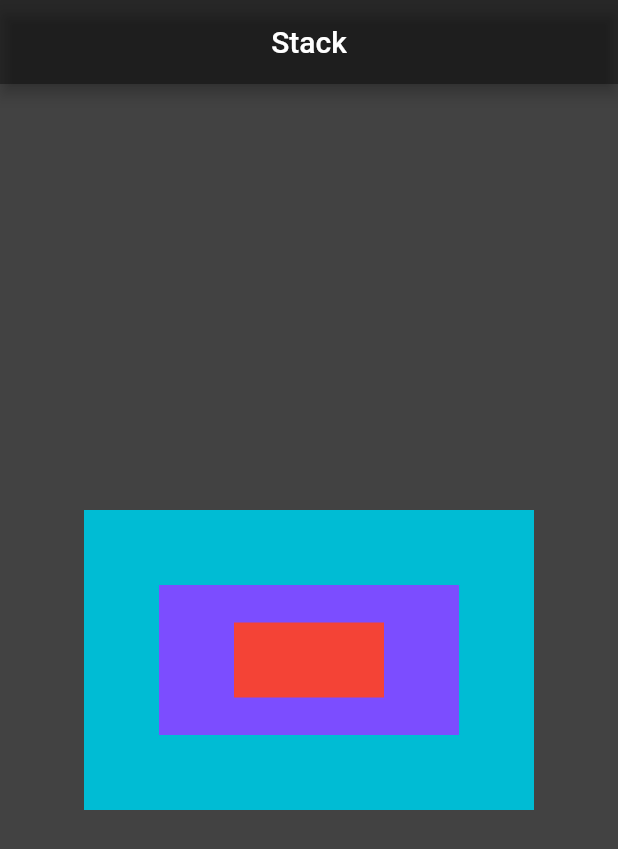
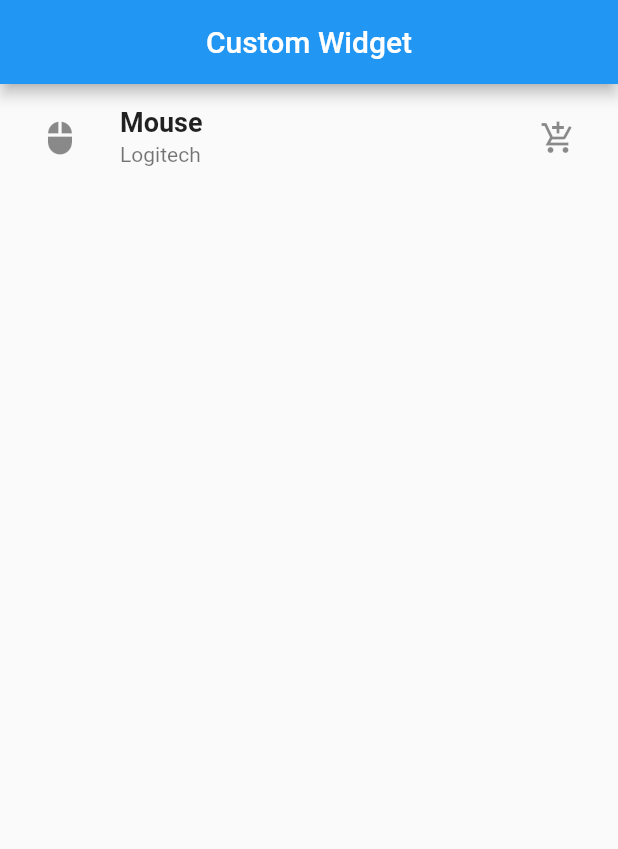
Before and after one commit to theeeep/Flutter-Basic-App, a Flutter app: the screen it shows after launch, on a phone screen of 412 x 824 dp. Shown: the top 849 px of the screen. Run offline on Flutter 3.47's test engine with Material 2 defaults, Android fonts, the phone set to English and light mode, and no system bars.

Commit message:
Stateless Widget Complete

```diff
--- a/lib/main.dart
+++ b/lib/main.dart
@@ -4,6 +4,7 @@
 import 'package:basic_app/screens/RowCol.dart';
 import 'package:basic_app/screens/FloatActnBtn.dart';
 import 'package:basic_app/screens/Stack.dart';
+import 'package:basic_app/screens/CustomWidg.dart';
 import 'screens/ListView.dart';
 
 // import 'screens/Appbar.dart';
@@ -22,6 +23,6 @@ class MyApp extends StatelessWidget {
         title: "My FLutter App",
         themeMode: ThemeMode.system,
         debugShowCheckedModeBanner: false,
-        home: StackPos());
+        home: CustWidgt());
   }
 }
--- /dev/null
+++ b/lib/screens/CustomWidg.dart
@@ -0,0 +1,34 @@
+import 'package:flutter/material.dart';
+
+class CustWidgt extends StatelessWidget {
+  const CustWidgt({super.key});
+
+  @override
+  Widget build(BuildContext context) {
+    return Scaffold(
+      appBar: AppBar(
+        title: Text("Custom Widget"),
+        centerTitle: true,
+      ),
+      body: ListView(
+        children: [
+          ListTile(
+            title: Text(
+              "Mouse",
+              style: TextStyle(fontSize: 18, fontWeight: FontWeight.bold),
+            ),
+            subtitle: Text("Logitech"),
+            leading: (IconButton(
+              icon: Icon(Icons.mouse),
+              onPressed: () {},
+            )),
+            trailing: IconButton(
+              icon: Icon(Icons.add_shopping_cart_sharp),
+              onPressed: () {},
+            ),
+          )
+        ],
+      ),
+    );
+  }
+}
```
